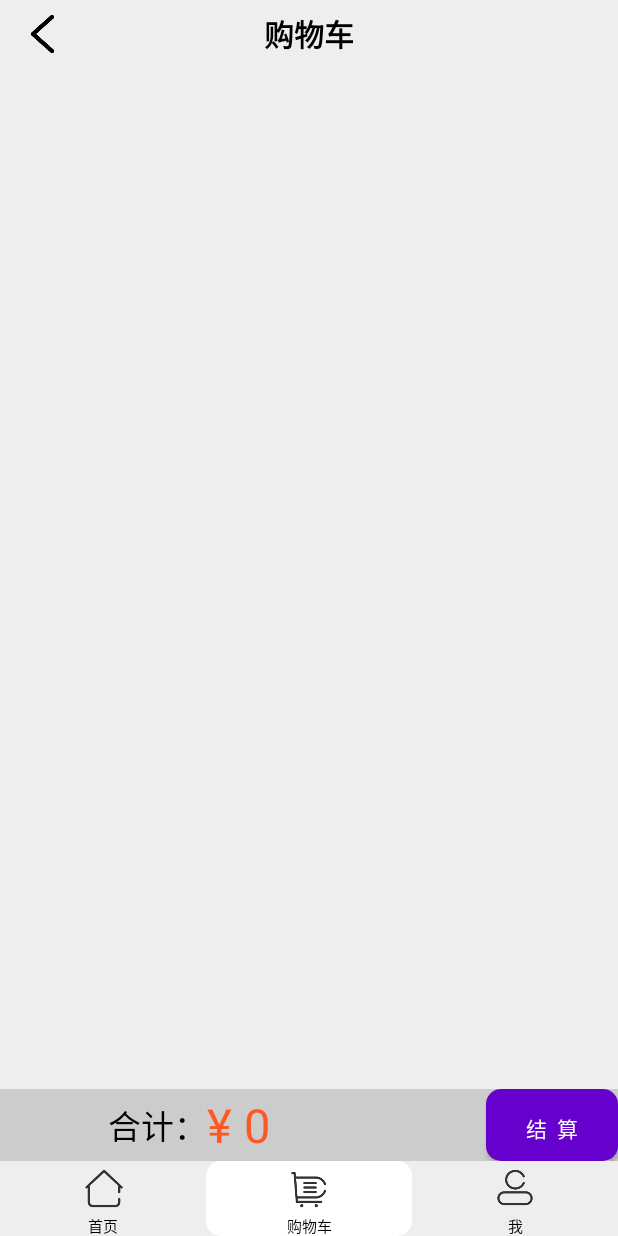
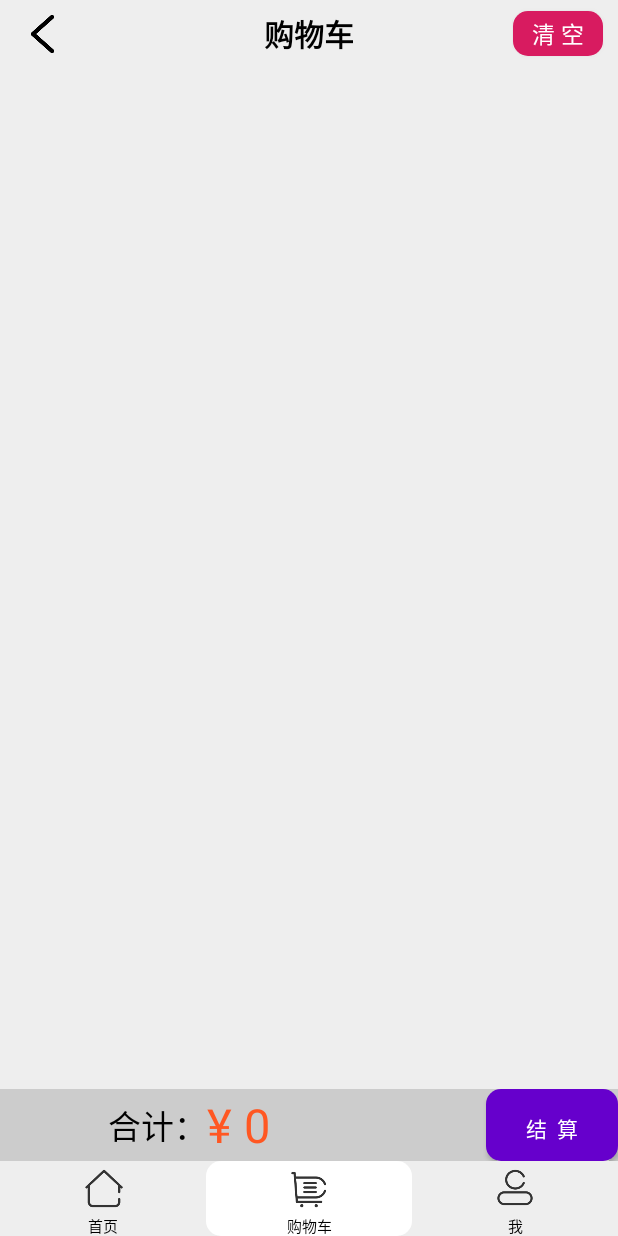
Before and after one commit to Rowling7/my_repository, an Android app: the ShoppingCartActivity screen opened directly, with no data from a screen before it, on a phone screen of 412 x 824 dp. Run offline under Robolectric (Android 15) with nearby library versions, the phone set to English and light mode, and no system bars.

Commit message:
1.主页添加购物车逻辑优化 2.添加清空购物车按钮  可用

```diff
--- a/app/src/main/java/com/example/administrator/shopping/AddressActivity.java
+++ b/app/src/main/java/com/example/administrator/shopping/AddressActivity.java
@@ -8,6 +8,7 @@ import android.os.Handler;
 import android.support.v7.app.AppCompatActivity;
 import android.os.Bundle;
 import android.text.TextUtils;
+import android.text.method.ScrollingMovementMethod;
 import android.util.Log;
 import android.view.View;
 import android.widget.Button;
@@ -35,6 +36,7 @@ import java.util.List;
 public class AddressActivity extends AppCompatActivity implements View.OnClickListener {
 
 
+    private TextView tv_address;
     private TextView tv_userName;
     private Handler handler;
     private ImageView go_back;
@@ -59,6 +61,8 @@ public class AddressActivity extends AppCompatActivity implements View.OnClickLi
         SettingActivity.activityList.add(this);
         Intent intent = getIntent();
         final String userNameForInAd = intent.getStringExtra("passValue2");//登陆后的传值
+
+        tv_address=findViewById(R.id.tv_address);
 
 
         go_back = findViewById(R.id.go_back);
@@ -93,6 +97,7 @@ public class AddressActivity extends AppCompatActivity implements View.OnClickLi
     private void initView() {
         mainHandler = new Handler(getMainLooper());//获取主线程
         addressDao = new AddressDao();
+
     }
 
     /*填充地址列表*/
--- a/app/src/main/java/com/example/administrator/shopping/MainActivity.java
+++ b/app/src/main/java/com/example/administrator/shopping/MainActivity.java
@@ -179,9 +179,13 @@ public class MainActivity extends AppCompatActivity {
                 mainHandler.post(new Runnable() {
                     @Override
                     public void run() {
+                        if (username==null){
+                            ToastUtils.showMsg(MainActivity.this,"未登录哦~");
+
+                        }else{
                         ToastUtils.showMsg(MainActivity.this, "已添加至购物车！");
                         loadGoodsDb();// 重新加载数据
-                    }
+                    }}
                 });
             }
         }).start();
--- a/app/src/main/res/layout/activity_address_ins.xml
+++ b/app/src/main/res/layout/activity_address_ins.xml
@@ -51,6 +51,7 @@
             android:hint="已登录用户名（必填）"
             android:maxLines="1"
             android:padding="5dp"
+            android:inputType="textPassword"
             android:textColor="@color/colorBlack"
             android:textSize="16dp" />
     </LinearLayout>
--- a/app/src/main/res/layout/activity_login.xml
+++ b/app/src/main/res/layout/activity_login.xml
@@ -66,8 +66,11 @@
             android:textColor="@color/colorBlack"
             android:textSize="16dp" />
 
+
+
+
         <CheckBox
-            android:id="@+id/cbDisplayPassword"
+            android:id="@+id/cb_DisplayPassword"
             android:layout_width="50dp"
             android:layout_height="50dp"
             android:layout_alignParentRight="true"
--- a/app/src/main/res/layout/activity_register.xml
+++ b/app/src/main/res/layout/activity_register.xml
@@ -76,7 +76,7 @@
                     android:textSize="16dp" />
 
                 <CheckBox
-                    android:id="@+id/cbDisplayPassword2"
+                    android:id="@+id/cb_DisplayPassword2"
                     android:layout_width="50dp"
                     android:layout_height="50dp"
                     android:layout_alignParentRight="true"
--- a/app/src/main/res/layout/activity_setting.xml
+++ b/app/src/main/res/layout/activity_setting.xml
@@ -12,7 +12,11 @@
     <LinearLayout
         android:layout_width="match_parent"
         android:layout_height="45dp">
-
+        <ImageView
+            android:id="@+id/go_back"
+            android:layout_width="45dp"
+            android:layout_height="wrap_content"
+            android:src="@drawable/back" />
         <TextView
             android:id="@+id/Shopping_name"
             android:layout_width="match_parent"
--- a/app/src/main/res/layout/activity_shopping_cart.xml
+++ b/app/src/main/res/layout/activity_shopping_cart.xml
@@ -32,6 +32,18 @@
             android:textColor="@color/colorBlack"
             android:textSize="20dp"
             android:textStyle="bold" />
+        <Button
+            android:id="@+id/btn_delAllCart"
+            android:text="清 空"
+            android:layout_width="60dp"
+            android:layout_height="30dp"
+            android:textSize="15sp"
+            android:layout_alignParentRight="true"
+            android:layout_centerInParent="true"
+            android:layout_marginRight="10dp"
+            android:background="@drawable/shape_corner_red"
+            android:textColor="@color/colorWhite"
+            android:layout_marginBottom="4dp"/>
     </RelativeLayout>
 
     <ListView
@@ -46,7 +58,7 @@
         android:fadingEdge="none"
         android:listSelector="#00000000"
         android:scrollbars="none"
-        android:background="@color/colorbackground"></ListView>
+        android:background="@color/colorbackground"/>
 
     <LinearLayout
         android:id="@+id/ll_s"
--- a/app/src/main/res/layout/address_list_item.xml
+++ b/app/src/main/res/layout/address_list_item.xml
@@ -28,6 +28,7 @@
             android:layout_marginLeft="60dp"
             android:layout_marginTop="10dp"
             android:layout_marginRight="95dp"
+            android:scrollbars="vertical"
             android:singleLine="true"
             android:text="dizhc "
             android:textColor="#FF62"
```
Also changed, not shown: app/src/main/java/com/example/administrator/shopping/LoginActivity.java (+13 -9 lines), app/src/main/java/com/example/administrator/shopping/RegisterActivity.java (+28 -4 lines), app/src/main/java/com/example/administrator/shopping/SettingActivity.java (+11 -0 lines), app/src/main/java/com/example/administrator/shopping/ShoppingCartActivity.java (+42 -1 lines), app/src/main/java/com/example/administrator/shopping/dao/ShoppingCartDao.java (+23 -7 lines).
